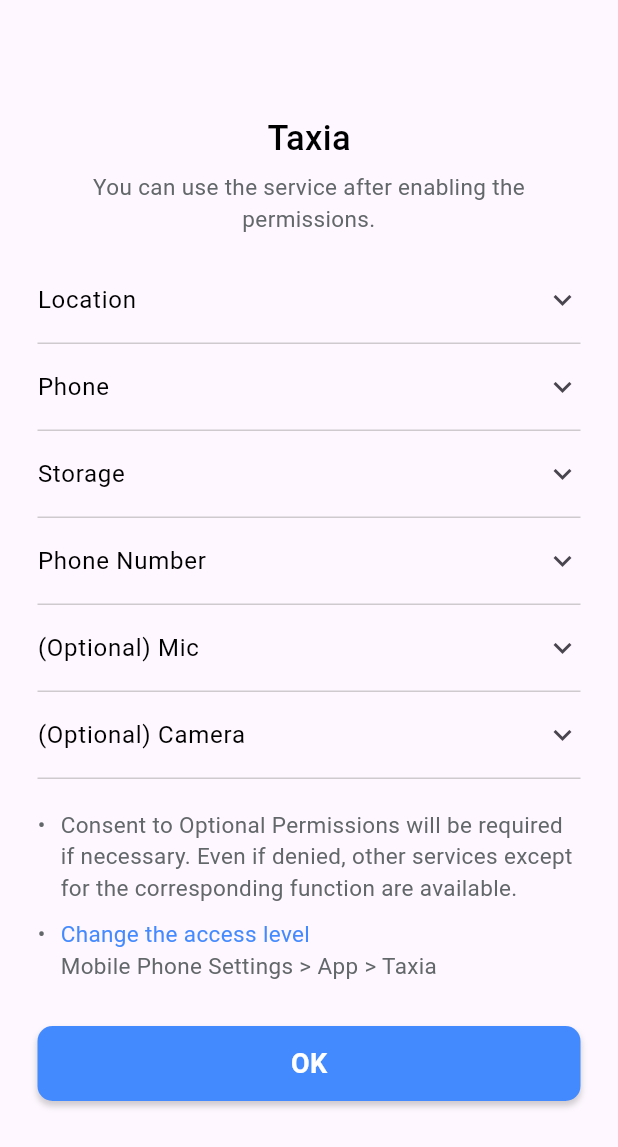
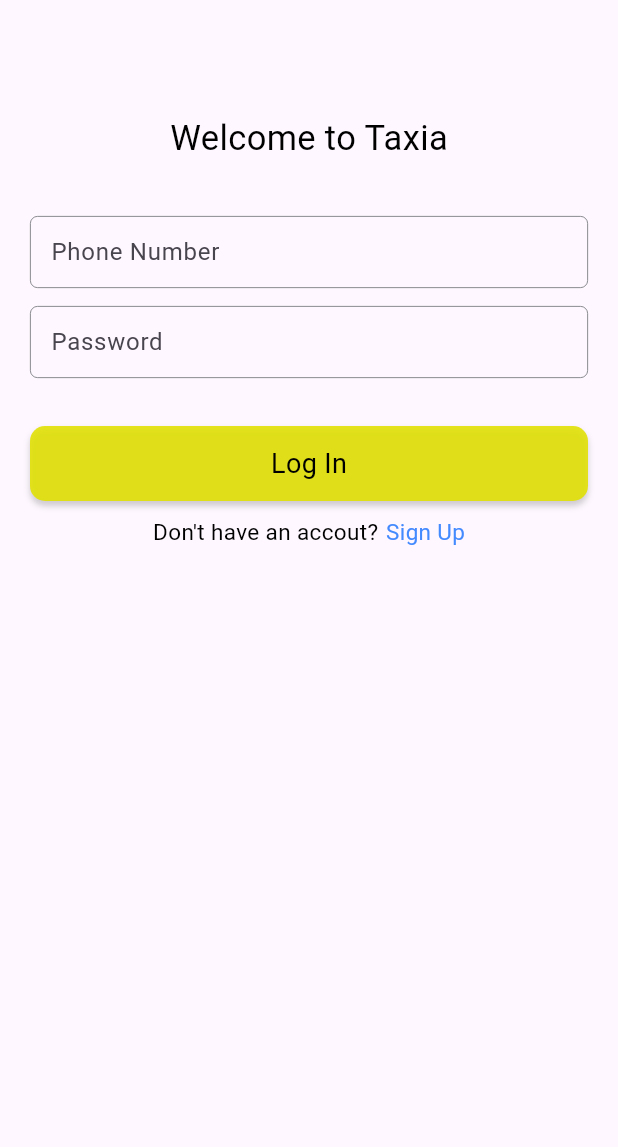
Before and after one commit to IT21175466/taxia, a Flutter app: the screen it shows after launch, on a phone screen of 412 x 824 dp. Shown: the top 1147 px of the screen. Run offline on Flutter 3.47's test engine with Material 3 defaults, Android fonts, the phone set to English and light mode, and no system bars.

Commit message:
Login Page Done

```diff
--- a/lib/constants/app_colors.dart
+++ b/lib/constants/app_colors.dart
@@ -6,11 +6,13 @@
 
   // Text colors
   static const Color textColor = Color.fromARGB(255, 0, 0, 0);
-  static const Color textColorGray = Color.fromARGB(255, 98, 103, 106);
+
+  //Gray
+  static const Color grayColor = Color.fromARGB(255, 98, 103, 106);
 
   // Other colors
   static const Color errorColor = Colors.red;
 
   // Button colors
-  static const Color buttonColor = Colors.blueAccent;
+  static const Color buttonColor = Color.fromARGB(225, 225, 225, 0);
 }
--- a/lib/main.dart
+++ b/lib/main.dart
@@ -1,5 +1,6 @@
 import 'package:flutter/material.dart';
 import 'package:taxia/constants/app_colors.dart';
+import 'package:taxia/views/authentication/login_page.dart';
 import 'package:taxia/views/permissions/permission_page.dart';
 
 void main() {
@@ -18,7 +19,7 @@
         primaryColor: AppColors.primaryColor,
         dividerColor: Colors.transparent,
       ),
-      home: PermissionsPage(),
+      home: LoginPage(),
     );
   }
 }
--- /dev/null
+++ b/lib/views/authentication/login_page.dart
@@ -0,0 +1,84 @@
+import 'package:flutter/material.dart';
+import 'package:taxia/constants/app_colors.dart';
+import 'package:taxia/widgets/custom_button.dart';
+import 'package:taxia/widgets/custom_textFiled.dart';
+
+class LoginPage extends StatefulWidget {
+  const LoginPage({super.key});
+
+  @override
+  State<LoginPage> createState() => _LoginPageState();
+}
+
+class _LoginPageState extends State<LoginPage> {
+  final TextEditingController phoneController = TextEditingController();
+  final TextEditingController passwordController = TextEditingController();
+  @override
+  Widget build(BuildContext context) {
+    double screenWidth = MediaQuery.of(context).size.width;
+
+    return Scaffold(
+      body: Container(
+        padding: EdgeInsets.symmetric(horizontal: 20),
+        width: screenWidth,
+        child: Column(
+          children: [
+            SizedBox(
+              height: AppBar().preferredSize.height + 20,
+            ),
+            Text(
+              'Welcome to Taxia',
+              style: TextStyle(
+                fontSize: 23,
+                fontWeight: FontWeight.w400,
+                color: AppColors.textColor,
+              ),
+            ),
+            SizedBox(
+              height: 30,
+            ),
+            CustomTextField(
+                controller: phoneController, labelText: "Phone Number"),
+            CustomTextField(
+                controller: passwordController, labelText: "Password"),
+            SizedBox(
+              height: 25,
+            ),
+            CustomButton(
+                text: "Log In",
+                height: 50,
+                width: screenWidth,
+                backgroundColor: AppColors.buttonColor),
+            SizedBox(
+              height: 10,
+            ),
+            Row(
+              mainAxisAlignment: MainAxisAlignment.center,
+              children: [
+                Text(
+                  "Don't have an accout?",
+                  style: TextStyle(
+                    fontSize: 15,
+                    fontWeight: FontWeight.w400,
+                    color: AppColors.textColor,
+                  ),
+                ),
+                SizedBox(
+                  width: 5,
+                ),
+                Text(
+                  "Sign Up",
+                  style: TextStyle(
+                    fontSize: 15,
+                    fontWeight: FontWeight.w400,
+                    color: Colors.blueAccent,
+                  ),
+                ),
+              ],
+            ),
+          ],
+        ),
+      ),
+    );
+  }
+}
--- a/lib/views/permissions/permission_page.dart
+++ b/lib/views/permissions/permission_page.dart
@@ -12,7 +12,6 @@
 class _PermissionsPageState extends State<PermissionsPage> {
   @override
   Widget build(BuildContext context) {
-    //Get Screen Width and Height
     double screenWidth = MediaQuery.of(context).size.width;
 
     return Scaffold(
@@ -41,7 +40,7 @@
                 style: TextStyle(
                   fontSize: 15,
                   fontWeight: FontWeight.w400,
-                  color: AppColors.textColorGray,
+                  color: AppColors.grayColor,
                 ),
                 textAlign: TextAlign.center,
               ),
@@ -66,7 +65,7 @@
                       style: TextStyle(
                         fontSize: 15,
                         fontWeight: FontWeight.w400,
-                        color: AppColors.textColorGray,
+                        color: AppColors.grayColor,
                       ),
                     ),
                   ),
@@ -95,7 +94,7 @@
                       style: TextStyle(
                         fontSize: 15,
                         fontWeight: FontWeight.w400,
-                        color: AppColors.textColorGray,
+                        color: AppColors.grayColor,
                       ),
                     ),
                   ),
@@ -124,7 +123,7 @@
                       style: TextStyle(
                         fontSize: 15,
                         fontWeight: FontWeight.w400,
-                        color: AppColors.textColorGray,
+                        color: AppColors.grayColor,
                       ),
                     ),
                   ),
@@ -153,7 +152,7 @@
                       style: TextStyle(
                         fontSize: 15,
                         fontWeight: FontWeight.w400,
-                        color: AppColors.textColorGray,
+                        color: AppColors.grayColor,
                       ),
                     ),
                   ),
@@ -182,7 +181,7 @@
                       style: TextStyle(
                         fontSize: 15,
                         fontWeight: FontWeight.w400,
-                        color: AppColors.textColorGray,
+                        color: AppColors.grayColor,
                       ),
                     ),
                   ),
@@ -211,7 +210,7 @@
                       style: TextStyle(
                         fontSize: 15,
                         fontWeight: FontWeight.w400,
-                        color: AppColors.textColorGray,
+                        color: AppColors.grayColor,
                       ),
                     ),
                   ),
@@ -233,7 +232,7 @@
                     style: TextStyle(
                       fontSize: 15,
                       fontWeight: FontWeight.w400,
-                      color: AppColors.textColorGray,
+                      color: AppColors.grayColor,
                     ),
                   ),
                   SizedBox(
@@ -245,7 +244,7 @@
                       style: TextStyle(
                         fontSize: 15,
                         fontWeight: FontWeight.w400,
-                        color: AppColors.textColorGray,
+                        color: AppColors.grayColor,
                       ),
                     ),
                   )
@@ -262,7 +261,7 @@
                     style: TextStyle(
                       fontSize: 15,
                       fontWeight: FontWeight.w400,
-                      color: AppColors.textColorGray,
+                      color: AppColors.grayColor,
                     ),
                   ),
                   SizedBox(
@@ -285,7 +284,7 @@
                           style: TextStyle(
                             fontSize: 15,
                             fontWeight: FontWeight.w400,
-                            color: AppColors.textColorGray,
+                            color: AppColors.grayColor,
                           ),
                         ),
                       ],
--- a/lib/widgets/custom_button.dart
+++ b/lib/widgets/custom_button.dart
@@ -33,9 +33,9 @@
         child: Text(
           text,
           style: TextStyle(
-            fontWeight: FontWeight.w700,
+            fontWeight: FontWeight.w400,
             fontSize: 18,
-            color: Colors.white,
+            color: Colors.black,
           ),
         ),
       ),
--- /dev/null
+++ b/lib/widgets/custom_textFiled.dart
@@ -0,0 +1,42 @@
+import 'package:flutter/material.dart';
+import 'package:taxia/constants/app_colors.dart';
+
+class CustomTextField extends StatelessWidget {
+  final TextEditingController controller;
+  final String labelText;
+  final bool isPassword;
+
+  const CustomTextField({
+    super.key,
+    required this.controller,
+    required this.labelText,
+    this.isPassword = false,
+  });
+
+  @override
+  Widget build(BuildContext context) {
+    return Container(
+      margin: const EdgeInsets.symmetric(vertical: 5),
+      height: 50,
+      child: TextField(
+        controller: controller,
+        obscureText: isPassword,
+        decoration: InputDecoration(
+          border: OutlineInputBorder(
+            borderRadius: BorderRadius.circular(5.0),
+          ),
+          enabledBorder: OutlineInputBorder(
+            borderRadius: BorderRadius.circular(5.0),
+            borderSide: const BorderSide(
+              color: AppColors.grayColor,
+              width: 0.5,
+            ),
+          ),
+          labelText: labelText,
+          contentPadding:
+              const EdgeInsets.symmetric(vertical: 12, horizontal: 10),
+        ),
+      ),
+    );
+  }
+}
```
